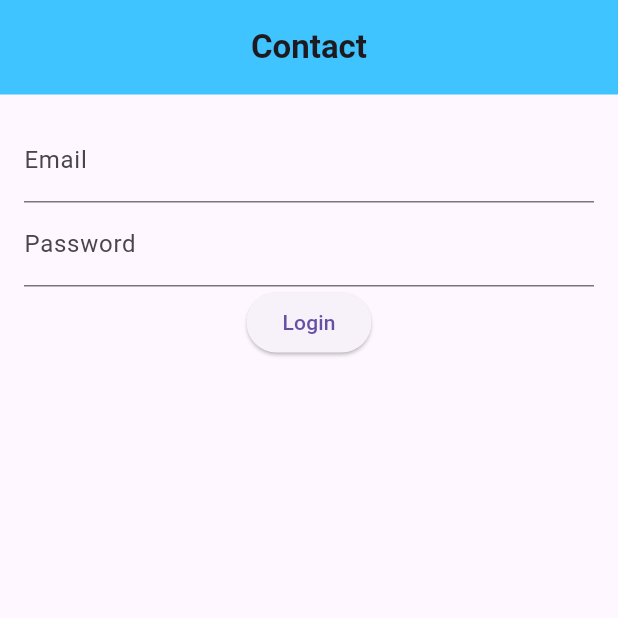
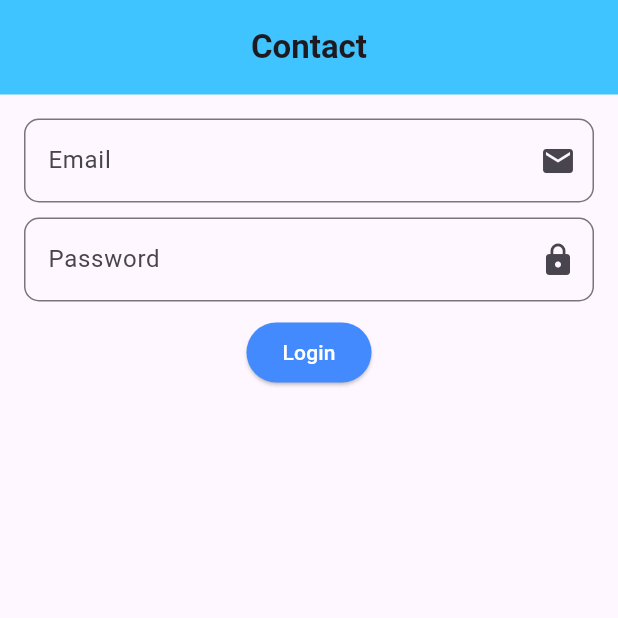
Before and after one commit to Rasheduzzaman-Rochi/Ostad_practice, a Flutter app: the screen it shows after launch, on a phone screen of 412 x 824 dp, the top half of it. Run offline on Flutter 3.47's test engine with Material 3 defaults, Android fonts, the phone set to English and light mode, and no system bars.

Commit message:
TextField(login), ElevatedButton

```diff
--- a/lib/main.dart
+++ b/lib/main.dart
@@ -35,24 +35,42 @@ class Practice extends StatelessWidget {
       ),
       body: Padding(
         padding: const EdgeInsets.all(16.0),
+        child: Center(
           child: Column(
             children: [
               TextField(
                 controller: _emailController,
                 decoration: InputDecoration(
                   labelText: "Email",
+                  border: OutlineInputBorder(
+                    borderRadius: BorderRadius.circular(10),
+                  ),
+                  suffixIcon: Icon(Icons.email),
                 ),
               ),
+              SizedBox(height: 10),
               TextField(
                 controller: _passwordController,
                 decoration: InputDecoration(
                   labelText: "Password",
+                  border: OutlineInputBorder(
+                    borderRadius: BorderRadius.circular(10),
+                  ),
+                  suffixIcon: Icon(Icons.lock),
                 ),
               ),
-            ElevatedButton(onPressed: () {},
-            child: Text("Login"),
-            )
+              SizedBox(height: 10),
+              ElevatedButton(
+                onPressed: () {},
+                child: Text(
+                  "Login",
+                  style: TextStyle(color: Colors.white),
+                ),
+                style:
+                    ElevatedButton.styleFrom(backgroundColor: Colors.blueAccent),
+              ),
             ],
+          ),
         ),
       ),
     );
```
Lines whose indentation alone changed are shown as unchanged.
